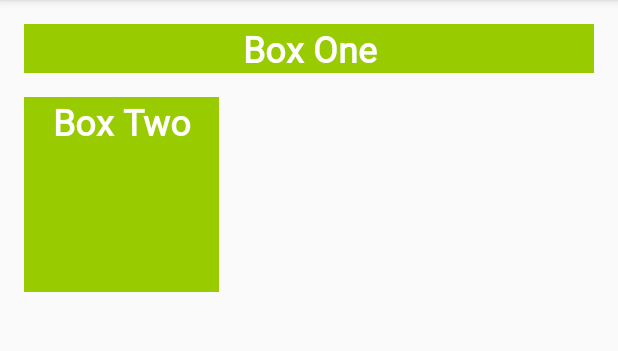
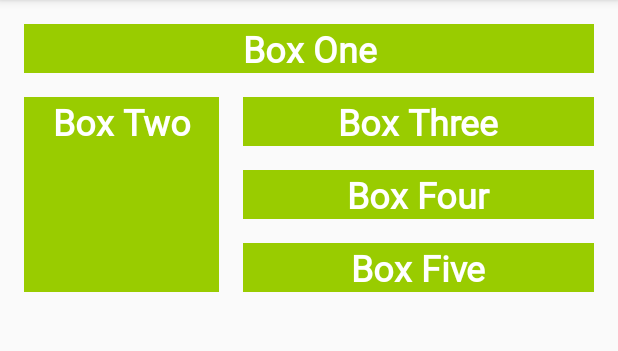
Before and after one commit to maisorawit/ColorMyViews, an Android app: the screen it shows after launch (MainActivity), on a phone screen of 412 x 824 dp, the part 84-435 px from its top. Run offline under Robolectric (Android 15) with nearby library versions, the phone set to English and light mode, and no system bars.

Commit message:
Add Button 3 - 5

```diff
--- a/app/src/main/res/layout/activity_main.xml
+++ b/app/src/main/res/layout/activity_main.xml
@@ -24,5 +24,34 @@
             android:id="@+id/box_two_text" android:layout_marginTop="16dp"
             app:layout_constraintTop_toBottomOf="@+id/box_one_text" app:layout_constraintStart_toStartOf="parent"
             android:layout_marginStart="16dp" style="@style/whiteBox"/>
+    <TextView
+            android:text="@string/box_three"
+            android:layout_width="0dp"
+            android:layout_height="wrap_content"
+            android:id="@+id/box_three_text" style="@style/whiteBox"
+            app:layout_constraintBottom_toTopOf="@+id/box_four_text"
+            app:layout_constraintTop_toTopOf="@+id/box_two_text" app:layout_constraintStart_toEndOf="@+id/box_two_text"
+            android:layout_marginStart="@dimen/margin_wide" app:layout_constraintEnd_toEndOf="parent"
+            android:layout_marginEnd="@dimen/margin_wide"/>
+    <TextView
+            android:text="@string/box_four"
+            android:layout_width="0dp"
+            android:layout_height="wrap_content"
+            android:id="@+id/box_four_text" style="@style/whiteBox"
+            app:layout_constraintTop_toBottomOf="@+id/box_three_text"
+            app:layout_constraintBottom_toTopOf="@+id/box_five_text"
+            app:layout_constraintStart_toEndOf="@+id/box_two_text" android:layout_marginStart="@dimen/margin_wide"
+            app:layout_constraintEnd_toEndOf="parent" android:layout_marginEnd="@dimen/margin_wide"
+            android:layout_marginTop="@dimen/margin_wide" android:layout_marginBottom="@dimen/margin_wide"/>
+    <TextView
+            android:text="@string/box_five"
+            android:layout_width="0dp"
+            android:layout_height="wrap_content"
+            android:id="@+id/box_five_text" style="@style/whiteBox"
+            app:layout_constraintBottom_toBottomOf="@+id/box_two_text"
+            app:layout_constraintTop_toBottomOf="@+id/box_four_text"
+            app:layout_constraintStart_toEndOf="@+id/box_two_text"
+            android:layout_marginStart="@dimen/margin_wide" app:layout_constraintEnd_toEndOf="parent"
+            android:layout_marginEnd="@dimen/margin_wide"/>
 
 </androidx.constraintlayout.widget.ConstraintLayout>
--- a/app/src/main/res/values/strings.xml
+++ b/app/src/main/res/values/strings.xml
@@ -2,4 +2,7 @@
     <string name="app_name">ColorMyViews</string>
     <string name="box_one">Box One</string>
     <string name="box_two">Box Two</string>
+    <string name="box_three">Box Three</string>
+    <string name="box_four">Box Four</string>
+    <string name="box_five">Box Five</string>
 </resources>
```
Lines whose indentation alone changed are shown as unchanged.
